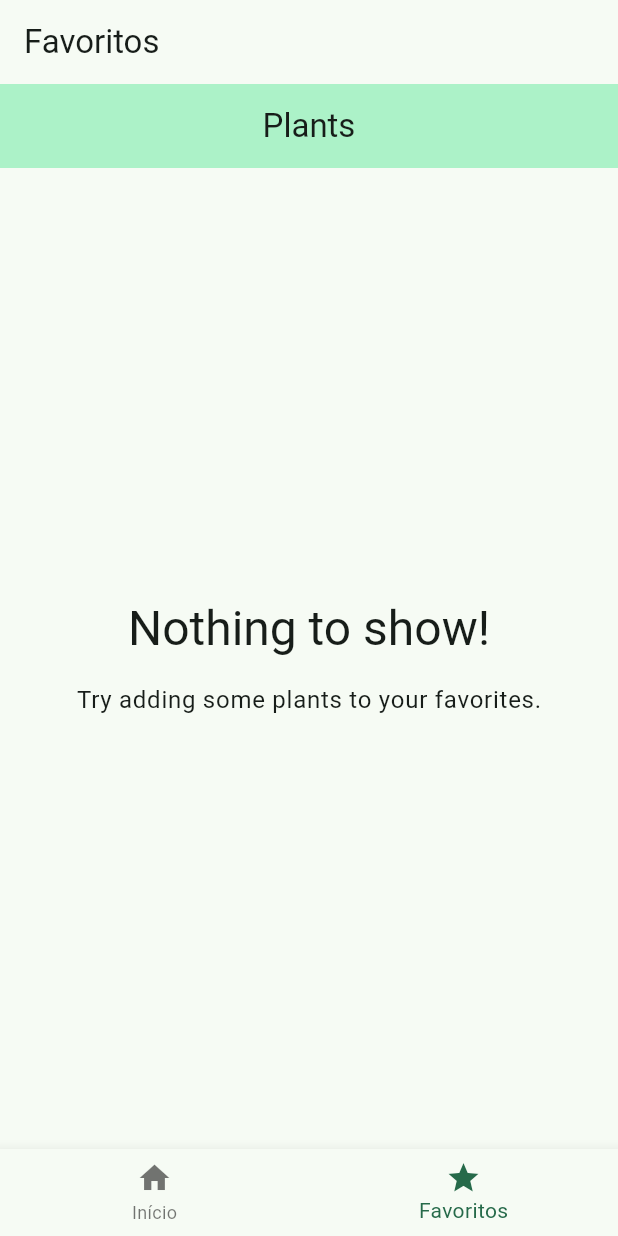
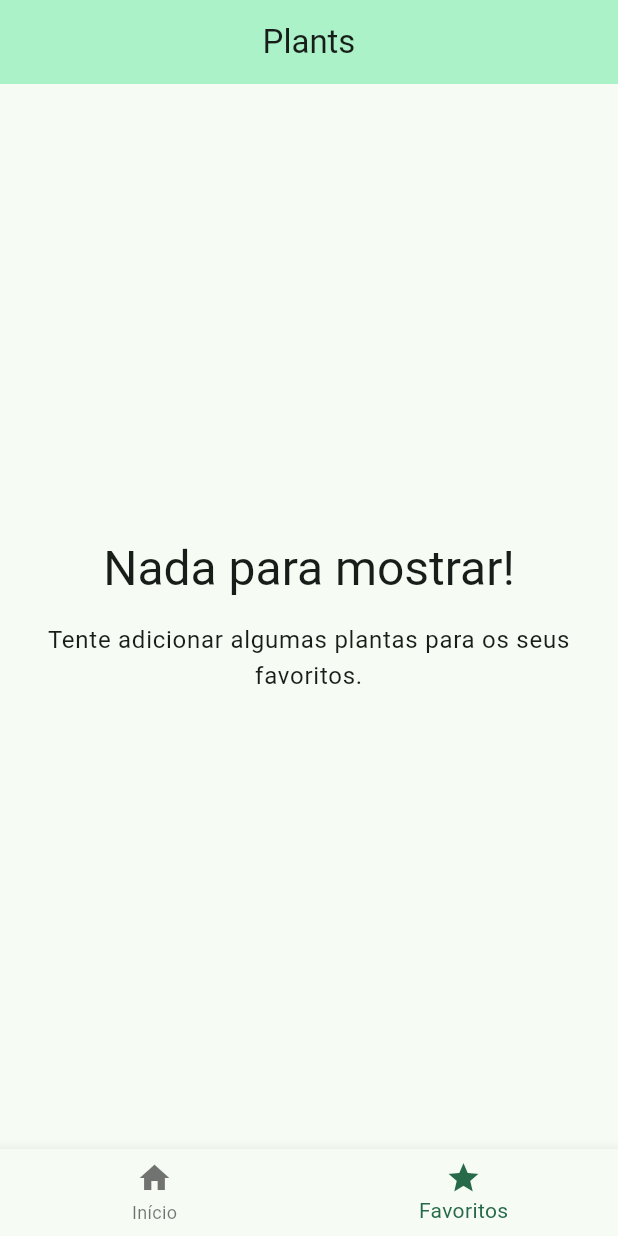
Before and after one commit to Rafael-Casemiro/app_cultivo, a Flutter app: the screen it shows after launch, item 2 of the bottom bar chosen, on a phone screen of 412 x 824 dp. Run offline on Flutter 3.47's test engine with Material 3 defaults, Android fonts, the phone set to English and light mode, and no system bars; our stand-ins replace flutter_riverpod.

Commit message:
Ajustes
Versão pode estar com problemas.

```diff
--- a/lib/data/data.dart
+++ b/lib/data/data.dart
@@ -1,3 +1,4 @@
+import 'package:flutter/material.dart';
 import 'package:app_cultivo/models/models.dart';
 
 class KTexts {
@@ -13,6 +14,16 @@ class KTextStyles{
     fontSize: 14,
     fontStyle: FontStyle.italic,
   );
+  static const TextStyle textDetails = TextStyle(
+    color: Colors.green,
+    fontSize: 24,
+    fontWeight: FontWeight.bold,
+  );
+  static const TextStyle subTextDetails = TextStyle(
+    color: Colors.black,
+    fontSize: 20,
+    fontWeight: FontWeight.bold,
+  );
 }
 
 const availablePlants = [
@@ -24,7 +35,7 @@ const availablePlants = [
     soil: 'Bem drenado, rico em matéria orgânica',
     season: 'Primavera e verão',
     description: 'O tomate é uma planta herbácea cultivada amplamente no Brasil, utilizada em saladas, molhos e diversos pratos. Requer boa luminosidade, irrigação regular e solo fértil.',
-    imageUrl: 'https://upload.wikimedia.org/wikipedia/commons/f/f3/Tomatoes-on-the-bush.jpg',
+    imagePath: 'assets/images/tomate.jpg',
     instructions: 'Plantar em local ensolarado, irrigar regularmente e adubar com composto orgânico.',
   ),
   Plant(
@@ -35,7 +46,7 @@ const availablePlants = [
     soil: 'Profundo, bem drenado, rico em nutrientes',
     season: 'Outono e primavera',
     description: 'O milho é uma das principais culturas agrícolas do Brasil, utilizado na alimentação humana, animal e na indústria.',
-    imageUrl: 'https://upload.wikimedia.org/wikipedia/commons/f/fe/GEM_corn.jpg',
+    imagePath: 'assets/images/milho.jpg',
     instructions: 'Semear em linhas espaçadas, irrigar moderadamente e controlar pragas.',
   ),
   Plant(
@@ -46,7 +57,7 @@ const availablePlants = [
     soil: 'Bem drenado, fértil, pH entre 6 e 7',
     season: 'Outono e primavera',
     description: 'A soja é uma das culturas mais importantes do Brasil, usada na produção de óleo, ração animal e alimentos.',
-    imageUrl: 'https://upload.wikimedia.org/wikipedia/commons/8/82/Soybean.USDA.jpg',
+    imagePath: 'assets/images/soja.jpg',
     instructions: 'Plantar em solo corrigido, irrigar conforme necessidade e realizar rotação de culturas.',
   ),
   Plant(
@@ -57,7 +68,7 @@ const availablePlants = [
     soil: 'Profundo, bem drenado, rico em matéria orgânica',
     season: 'Primavera e verão',
     description: 'Utilizada na produção de açúcar, etanol e cachaça, a cana-de-açúcar é uma cultura de grande importância econômica no Brasil.',
-    imageUrl: 'https://upload.wikimedia.org/wikipedia/commons/1/11/Saccharum_officinarum%2C_Mozambique.jpg',
+    imagePath: 'assets/images/cana_acucar.jpg',
     instructions: 'Plantar em sulcos profundos, irrigar bem e aplicar fertilizantes orgânicos.',
   ),
   Plant(
@@ -68,7 +79,7 @@ const availablePlants = [
     soil: 'Bem drenado, rico em matéria orgânica',
     season: 'Outono e inverno',
     description: 'O Brasil é o maior produtor mundial de café. A planta exige clima ameno, altitude e cuidados com irrigação e poda.',
-    imageUrl: 'https://upload.wikimedia.org/wikipedia/commons/c/c5/Roasted_coffee_beans.jpg',
+    imagePath: 'assets/images/cafe.jpg',
     instructions: 'Cultivar em áreas elevadas, podar regularmente e irrigar com moderação.',
   ),
   Plant(
@@ -79,7 +90,7 @@ const availablePlants = [
     soil: 'Leve, bem drenado, fértil',
     season: 'Primavera e verão',
     description: 'Presente na base alimentar brasileira, o feijão é cultivado em diversas regiões e exige solo fértil e irrigação moderada.',
-    imageUrl: 'https://upload.wikimedia.org/wikipedia/commons/4/47/Six_bean_varieties_at_a_gene_bank.jpg',
+    imagePath: 'assets/images/feijao.jpg',
     instructions: 'Semear em covas rasas, irrigar regularmente e evitar encharcamento.',
   ),
   Plant(
@@ -90,7 +101,7 @@ const availablePlants = [
     soil: 'Alagado, rico em nutrientes',
     season: 'Verão',
     description: 'O arroz é essencial na alimentação brasileira. Cultivado principalmente em áreas irrigadas, exige manejo cuidadoso da água.',
-    imageUrl: 'https://upload.wikimedia.org/wikipedia/commons/7/7b/White%2C_Brown%2C_Red_%26_Wild_rice.jpg',
+    imagePath: 'assets/images/arroz.jpg',
     instructions: 'Cultivar em áreas alagadas, controlar ervas daninhas e manter irrigação constante.',
   ),
   Plant(
@@ -101,7 +112,7 @@ const availablePlants = [
     soil: 'Bem drenado, arenoso, pobre a moderado em nutrientes',
     season: 'Ano todo',
     description: 'Base da alimentação indígena e nordestina, a mandioca é resistente à seca e cultivada em solos menos férteis.',
-    imageUrl: 'https://upload.wikimedia.org/wikipedia/commons/8/8f/Manihot_esculenta_dsc07325.jpg',
+    imagePath: 'assets/images/mandioca.jpg',
     instructions: 'Plantar em solo arenoso, espaçar bem as mudas e colher após 8 a 12 meses.',
   ),
   Plant(
@@ -112,7 +123,7 @@ const availablePlants = [
     soil: 'Bem drenado, fértil',
     season: 'Primavera e verão',
     description: 'O algodão é usado na indústria têxtil e exige clima quente e seco, além de solo fértil e controle de pragas.',
-    imageUrl: 'https://upload.wikimedia.org/wikipedia/commons/2/28/Cotton_-_%E0%B4%AA%E0%B4%B0%E0%B5%81%E0%B4%A4%E0%B5%8D%E0%B4%A4%E0%B4%BF_03.JPG',
+    imagePath: 'assets/images/algodao.jpg',
     instructions: 'Semear em solo fértil, aplicar defensivos agrícolas e colher após 150 dias.',
   ),
   Plant(
@@ -123,7 +134,7 @@ const availablePlants = [
     soil: 'Profundo, bem drenado, rico em matéria orgânica',
     season: 'Ano todo',
     description: 'Fruta tropical amplamente consumida, a banana é cultivada em diversas regiões e exige solo fértil e irrigação constante.',
-    imageUrl: 'https://upload.wikimedia.org/wikipedia/commons/a/af/Bananas_%28Alabama_Extension%29.jpg',
+    imagePath: 'assets/images/banana.jpg',
     instructions: 'Plantar em covas profundas, irrigar frequentemente e proteger contra ventos fortes.',
   ),
 ];
--- a/lib/models/models.dart
+++ b/lib/models/models.dart
@@ -2,7 +2,7 @@
 
 class Plant {
   const Plant({
-    this.imageUrl,
+    this.imagePath,
     required this.id,
     required this.name,
     required this.sciname,
@@ -13,7 +13,7 @@
     required this.instructions
    });
 
-  final String? imageUrl;
+  final String? imagePath;
   final String id;
   final String name;
   final String sciname;
--- a/lib/screens/plants.dart
+++ b/lib/screens/plants.dart
@@ -31,17 +31,18 @@ class Plants extends StatelessWidget {
         mainAxisSize: MainAxisSize.min,
         children: [
           Text(
-            'Nothing to show!',
+            'Nada para mostrar!',
             style: Theme.of(context).textTheme.headlineLarge!.copyWith(
               color: Theme.of(context).colorScheme.onSurface,
             ),
           ),
           const SizedBox(height: 16),
           Text(
-            'Try adding some plants to your favorites.',
+            'Tente adicionar algumas plantas para os seus favoritos.',
             style: Theme.of(context).textTheme.bodyLarge!.copyWith(
               color: Theme.of(context).colorScheme.onSurface,
             ),
+            textAlign: TextAlign.center,
           ),
         ],
       ),
--- a/lib/screens/tabs.dart
+++ b/lib/screens/tabs.dart
@@ -27,12 +27,12 @@ class _TabsScreenState extends State<TabsScreen> {
       setState(() {
         _favotitePlants.remove(plant);
       });
-      _showInfoMessage('Plant removed from favorites.');
+      _showInfoMessage('Planta removida dos favoritos.');
     } else {
       setState(() {
         _favotitePlants.add(plant);
       });
-      _showInfoMessage('Plant added to favorites');
+      _showInfoMessage('Planta adicionada aos favoritos');
     }
   }
 
@@ -46,12 +46,7 @@ class _TabsScreenState extends State<TabsScreen> {
   Widget build(BuildContext context) {
     Widget activePage = Plants(plants: _selectedPageIndex == 0 ? availablePlants : _favotitePlants, onToggleFavorite: _toglePlantFavoriteStatus);
 
-    String activePageTitle = _selectedPageIndex == 0 ? 'Início' : 'Favoritos';
-
     return Scaffold(
-      appBar: AppBar(
-        title: Text(activePageTitle),
-      ),
       body: activePage,
       bottomNavigationBar: BottomNavigationBar(
         onTap: _selectPage,
--- a/lib/widgets/card_widget.dart
+++ b/lib/widgets/card_widget.dart
@@ -28,8 +28,8 @@ class CardWidget extends StatelessWidget {
             children: [
               ClipRRect(
                 borderRadius: BorderRadius.circular(20.0),
-                child: Image.network(
-                  plant.imageUrl!,
+                child: Image.asset(
+                  plant.imagePath!,
                   height: 120,
                   width: 120,
                   fit: BoxFit.cover,
--- a/pubspec.yaml
+++ b/pubspec.yaml
@@ -35,6 +35,7 @@ dependencies:
   # Use with the CupertinoIcons class for iOS style icons.
   cupertino_icons: ^1.0.8
   flutter_riverpod: ^2.5.1
+  flutter_launcher_icons: ^0.14.4
 
 dev_dependencies:
   flutter_test:
@@ -59,8 +60,8 @@ flutter:
   uses-material-design: true
 
   # To add assets to your application, add an assets section, like this:
-  # assets:
-  #   - images/a_dot_burr.jpeg
+assets:
+  - assets/images
   #   - images/a_dot_ham.jpeg
 
   # An image asset can refer to one or more resolution-specific "variants", see
```
Also changed, not shown: flutter_launcher_icons.yaml (added, +34 -0 lines), lib/screens/plants_details.dart (+10 -18 lines), assets/images/Icone1.png (added), assets/images/algodao.jpg (added), assets/images/arroz.jpg (added), assets/images/cafe.jpg (added), assets/images/cana_acucar.jpg (added), assets/images/feijao.jpg (added), assets/images/mandioca.jpg (added), assets/images/milho.jpg (added), assets/images/soja.jpg (added), assets/images/tomate.jpg (added), lib/screens/plants_item.dart (deleted), pubspec.lock, 45 other files.
